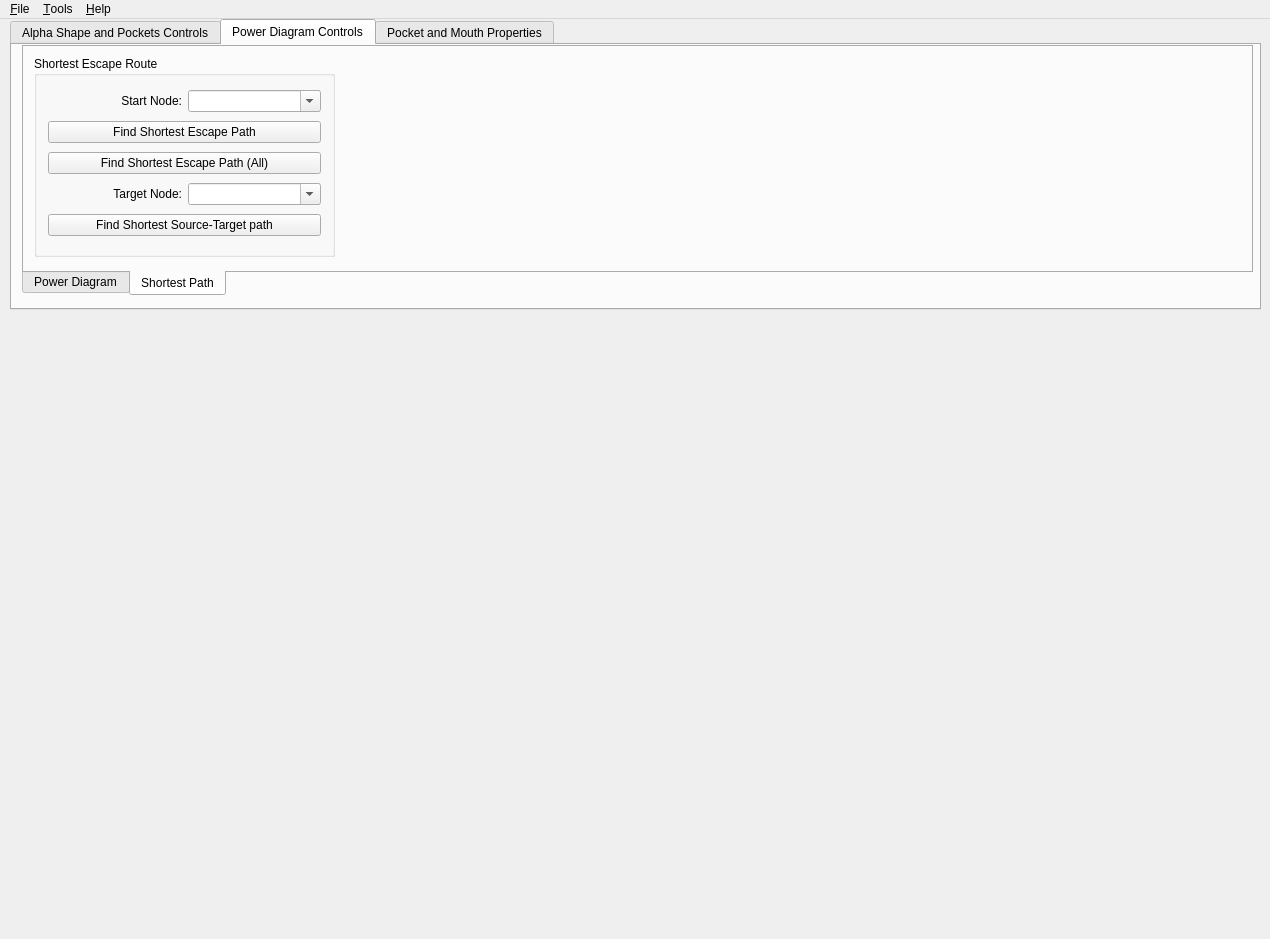
kamakshidasan/molecular-paths, file mainwindow.ui: the form before one commit.
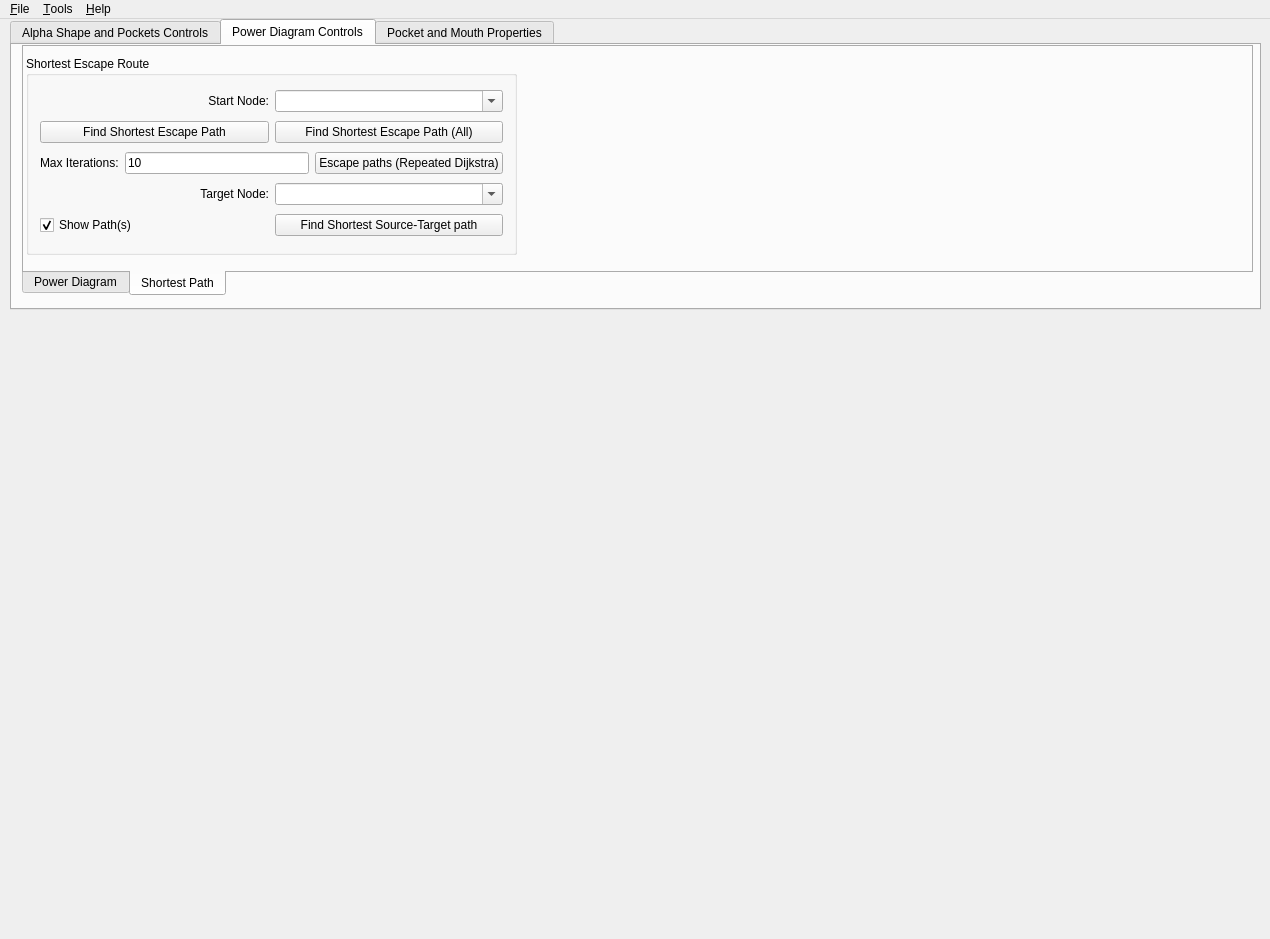
The form after the commit. Custom widgets are drawn as their Qt base class.

Patch:
```diff
--- a/mainwindow.ui
+++ b/mainwindow.ui
@@ -494,10 +494,10 @@
        <widget class="QGroupBox" name="groupBox_2">
         <property name="geometry">
          <rect>
-          <x>10</x>
+          <x>2</x>
           <y>9</y>
-          <width>301</width>
-          <height>201</height>
+          <width>491</width>
+          <height>199</height>
          </rect>
         </property>
         <property name="title">
@@ -526,6 +526,8 @@
           </layout>
          </item>
          <item>
+          <layout class="QHBoxLayout" name="horizontalLayout_6">
+           <item>
           <widget class="QPushButton" name="buttonShortestEscapePath">
            <property name="text">
             <string>Find Shortest Escape Path</string>
@@ -539,6 +541,33 @@
            </property>
           </widget>
          </item>
+          </layout>
+         </item>
+         <item>
+          <layout class="QHBoxLayout" name="horizontalLayout_7">
+           <item>
+            <widget class="QLabel" name="label">
+             <property name="text">
+              <string>Max Iterations:</string>
+             </property>
+            </widget>
+           </item>
+           <item>
+            <widget class="QLineEdit" name="maxIterDijkstra">
+             <property name="text">
+              <string>10</string>
+             </property>
+            </widget>
+           </item>
+           <item>
+            <widget class="QPushButton" name="buttonShortestEscapePathRepeated">
+             <property name="text">
+              <string>Escape paths (Repeated Dijkstra)</string>
+             </property>
+            </widget>
+           </item>
+          </layout>
+         </item>
          <item>
           <layout class="QHBoxLayout" name="horizontalLayout_2">
            <item>
@@ -561,6 +590,18 @@
           </layout>
          </item>
          <item>
+          <layout class="QHBoxLayout" name="horizontalLayout_8">
+           <item>
+            <widget class="QCheckBox" name="checkShowPath">
+             <property name="text">
+              <string>Show Path(s)</string>
+             </property>
+             <property name="checked">
+              <bool>true</bool>
+             </property>
+            </widget>
+           </item>
+           <item>
           <widget class="QPushButton" name="buttonShortestSTPath">
            <property name="text">
             <string>Find Shortest Source-Target path</string>
@@ -568,13 +609,15 @@
           </widget>
          </item>
         </layout>
+         </item>
+        </layout>
        </widget>
        <widget class="QCustomPlot" name="graphWidget" native="true">
         <property name="geometry">
          <rect>
-          <x>320</x>
+          <x>510</x>
           <y>0</y>
-          <width>901</width>
+          <width>711</width>
           <height>221</height>
          </rect>
         </property>
```
Left out of the diff: 22 changed lines with no effect on the pictures. Lines whose indentation alone changed are shown as unchanged.
